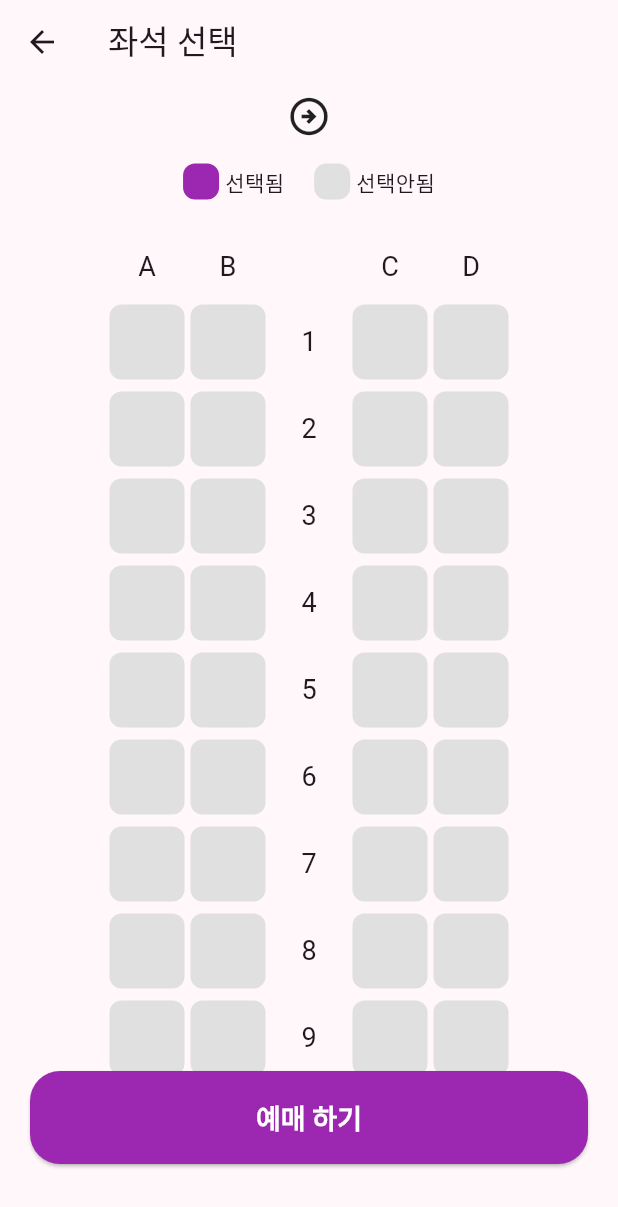
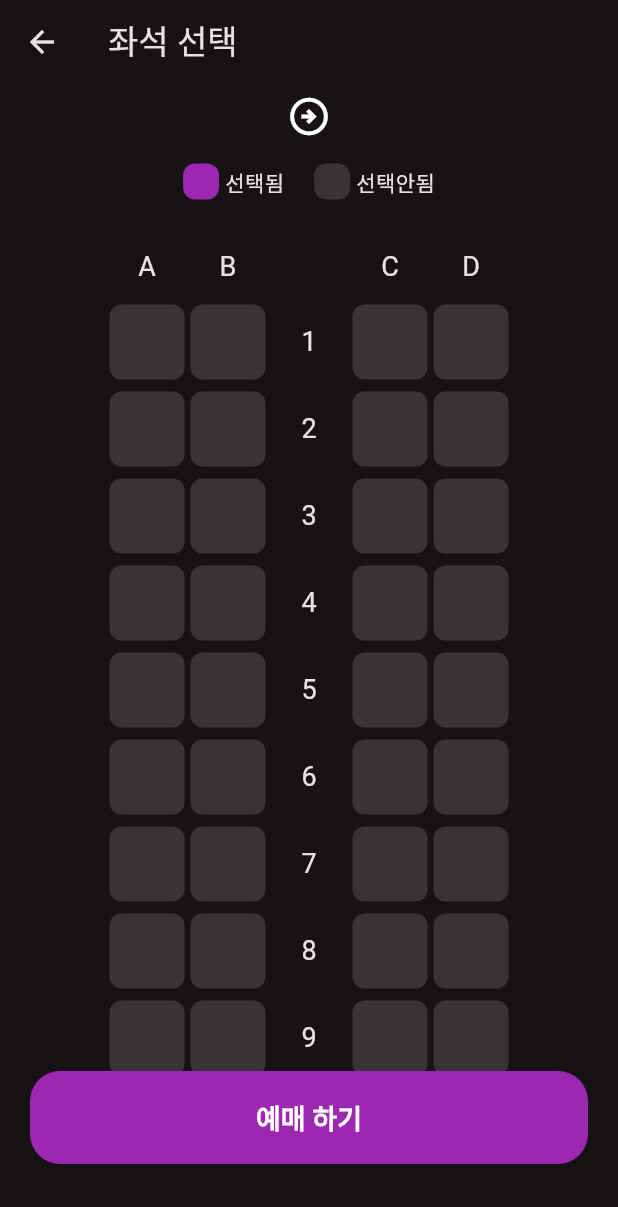
Before and after one commit to idikim/flutter_train_app, a Flutter app: the SeatPage screen opened directly with empty values, on a phone screen of 412 x 824 dp. Shown: the top 1207 px of the screen. Run offline on Flutter 3.47's test engine with Material 3 defaults, Android fonts, the phone set to English and light mode, and no system bars.

Commit message:
다크모드 설정완료

```diff
--- a/lib/main.dart
+++ b/lib/main.dart
@@ -14,7 +14,7 @@ class MyApp extends StatelessWidget {
   @override
   Widget build(BuildContext context) {
     return MaterialApp(
-      themeMode: ThemeMode.light,
+      themeMode: ThemeMode.dark,
       theme: lightTheme,
       darkTheme: darkTheme,
       initialRoute: '/',
--- a/lib/pages/seat_page.dart
+++ b/lib/pages/seat_page.dart
@@ -95,7 +95,9 @@ class _SeatPageState extends State<SeatPage> {
         // 두 번째 상자
         Container(
             decoration: ShapeDecoration(
-                color: Colors.grey[300],
+                color: Theme.of(context).brightness == Brightness.dark
+                    ? Color.fromARGB(61, 158, 158, 158)
+                    : Colors.grey[300],
                 shape: RoundedRectangleBorder(
                     borderRadius: BorderRadius.circular(8))),
             width: 24,
--- a/lib/pages/widgets/seat_select_box.dart
+++ b/lib/pages/widgets/seat_select_box.dart
@@ -1,11 +1,16 @@
 import 'package:flutter/material.dart';
 
-class SeatSelectBox extends StatelessWidget {
+class SeatSelectBox extends StatefulWidget {
   const SeatSelectBox(this.selectedRow, this.selectedCol, this.onSelected);
   final int? selectedRow;
   final String? selectedCol;
   final void Function(int rowNum, String colNum) onSelected;
 
+  @override
+  State<SeatSelectBox> createState() => _SeatSelectBoxState();
+}
+
+class _SeatSelectBoxState extends State<SeatSelectBox> {
   @override
   Widget build(BuildContext context) {
     return Expanded(
@@ -117,18 +122,21 @@ class SeatSelectBox extends StatelessWidget {
 
   Widget seat(int rowNum, String colNum) {
     return Padding(
-      padding: const EdgeInsets.symmetric(horizontal: 2),
+      padding: EdgeInsets.symmetric(horizontal: 2),
       child: GestureDetector(
         onTap: () {
-          onSelected(rowNum, colNum);
+          widget.onSelected(rowNum, colNum);
         },
         child: Container(
           width: 50,
           height: 50,
           decoration: BoxDecoration(
-              color: selectedRow == rowNum && selectedCol == colNum
-                  ? Colors.purple
-                  : Colors.grey[300],
+              color:
+                  widget.selectedRow == rowNum && widget.selectedCol == colNum
+                      ? Colors.purple
+                      : Theme.of(context).brightness == Brightness.dark
+                          ? Color.fromARGB(61, 158, 158, 158)
+                          : Colors.grey[300],
               borderRadius: BorderRadius.circular(8)),
         ),
       ),
```
